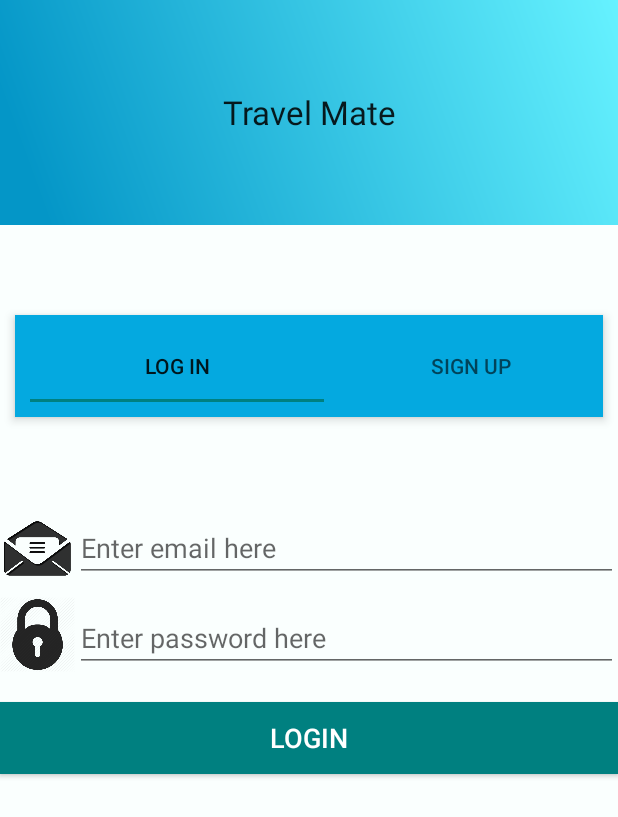
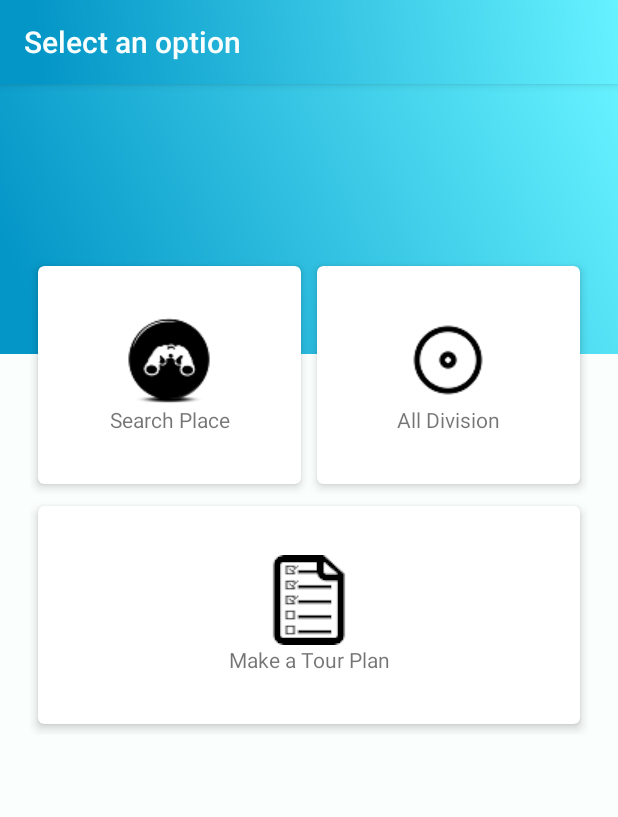
Before and after one commit to rmahbub63/TravelMate, an Android app: the screen it shows after launch (MainActivity before the commit, MainOptionSelectActivity after it), after a tap on "LOGIN", on a phone screen of 412 x 824 dp. Shown: the top 817 px of the screen. Run offline under Robolectric (Android 15) with nearby library versions, the phone set to English and light mode, and no system bars.

Commit message:
Activity and layout organized (first)

```diff
--- a/app/src/main/java/com/example/mahbub/travelmateui/RegistrationActivity.java
+++ b/app/src/main/java/com/example/mahbub/travelmateui/LoginRegistrationActivity.java
@@ -4,14 +4,17 @@ import android.support.design.widget.TabLayout;
 import android.support.v4.view.ViewPager;
 import android.support.v7.app.AppCompatActivity;
 import android.os.Bundle;
+import android.widget.Button;
 
 import com.example.mahbub.travelmateui.adapter.ViewPagerAdapter;
-import com.example.mahbub.travelmateui.fragment.LogIn;
-import com.example.mahbub.travelmateui.fragment.SignUp;
+import com.example.mahbub.travelmateui.fragment.LogInFragment;
+import com.example.mahbub.travelmateui.fragment.SignUpFragment;
 
-public class RegistrationActivity extends AppCompatActivity {
+public class LoginRegistrationActivity extends AppCompatActivity {
     TabLayout tabLayout;
     ViewPager viewPager;
+
+    Button buttonLogin;
 
     @Override
     protected void onCreate(Bundle savedInstanceState) {
@@ -27,8 +30,14 @@ public class RegistrationActivity extends AppCompatActivity {
 
     private void setDataToViewPager() {
         ViewPagerAdapter adapter = new ViewPagerAdapter(getSupportFragmentManager());
-        adapter.addFragment(new LogIn(),"Log In");
-        adapter.addFragment(new SignUp(),"Sign Up");
+        adapter.addFragment(new LogInFragment(),"Log In");
+        adapter.addFragment(new SignUpFragment(),"Sign Up");
         viewPager.setAdapter(adapter);
     }
+
+    @Override
+    protected void onPause() {
+        super.onPause();
+        finish();
+    }
 }
--- a/app/src/main/java/com/example/mahbub/travelmateui/MainActivity.java
+++ b/app/src/main/java/com/example/mahbub/travelmateui/MainActivity.java
@@ -9,15 +9,12 @@ import android.os.Bundle;
 import android.support.v7.widget.Toolbar;
 import android.view.View;
 
-import com.example.mahbub.travelmateui.adapter.ViewPagerAdapter;
-import com.example.mahbub.travelmateui.fragment.LogIn;
-import com.example.mahbub.travelmateui.fragment.SignUp;
+import com.example.mahbub.travelmateui.model.LoginModel;
 
 public class MainActivity extends AppCompatActivity {
 
-    Toolbar toolbar;
-    ViewPager viewPager;
-    TabLayout tabLayout;
+
+
     @Override
     protected void onCreate(Bundle savedInstanceState) {
         super.onCreate(savedInstanceState);
@@ -29,39 +26,23 @@ public class MainActivity extends AppCompatActivity {
 
             @Override
             public void onFinish(){
-                //set the new Content of your activity
-               MainActivity.this.setContentView(R.layout.activity_registration);
-                //toolbar = findViewById(R.id.toolbarSelectOption);
-                //setSupportActionBar(toolbar);
-                //getSupportActionBar().setTitle("Select an option");
-                tabLayout = findViewById(R.id.tablayout);
-                viewPager = findViewById(R.id.viewPager);
-
-                setDataToViewPager();
-                tabLayout.setupWithViewPager(viewPager);
+                if (LoginModel.isLogin) {
+                    // If user is logged in then directly call the MainOptionSelectActivity
+                    Intent intent = new Intent(MainActivity.this, MainOptionSelectActivity.class);
+                    startActivity(intent);
+                } else {
+                    // For Showing the login/registration UI first
+                    // We have to call the login/registration activity first by intent
+                    Intent intent = new Intent(MainActivity.this, LoginRegistrationActivity.class);
+                    startActivity(intent);
+                }
             }
-
-            private void setDataToViewPager() {
-                ViewPagerAdapter adapter = new ViewPagerAdapter(getSupportFragmentManager());
-                adapter.addFragment(new LogIn(),"Log In");
-                adapter.addFragment(new SignUp(),"Sign Up");
-                viewPager.setAdapter(adapter);
-            }
-
         }.start();
     }
-    public void main(){
-        //hello
 
-    }
-
-    public void searchClickAction(View view) {
-        Intent intent = new Intent(this, SearchPlaceManualActivity.class);
-        startActivity(intent);
-    }
-
-    public void allDivisionClickAction(View view) {
-        Intent intent = new Intent(this, AllDistrictActivity.class);
-        startActivity(intent);
+    @Override
+    protected void onPause() {
+        super.onPause();
+        finish();
     }
 }
--- /dev/null
+++ b/app/src/main/java/com/example/mahbub/travelmateui/MainOptionSelectActivity.java
@@ -0,0 +1,37 @@
+package com.example.mahbub.travelmateui;
+
+import android.content.Intent;
+import android.support.v7.app.AppCompatActivity;
+import android.os.Bundle;
+import android.support.v7.widget.Toolbar;
+import android.view.KeyEvent;
+import android.view.View;
+
+public class MainOptionSelectActivity extends AppCompatActivity {
+
+    Toolbar toolbar;
+
+    @Override
+    protected void onCreate(Bundle savedInstanceState) {
+        super.onCreate(savedInstanceState);
+        setContentView(R.layout.activity_main_option_select);
+
+        toolbar = findViewById(R.id.toolbarSelectOption);
+
+        setSupportActionBar(toolbar);
+        getSupportActionBar().setTitle("Select an option");
+    }
+
+
+
+    public void searchClickAction(View view) {
+        Intent intent = new Intent(this, SearchPlaceManualActivity.class);
+        startActivity(intent);
+    }
+
+    public void allDivisionClickAction(View view) {
+        Intent intent = new Intent(this, AllDistrictActivity.class);
+        startActivity(intent);
+    }
+
+}
--- a/app/src/main/java/com/example/mahbub/travelmateui/adapter/ViewPagerAdapter.java
+++ b/app/src/main/java/com/example/mahbub/travelmateui/adapter/ViewPagerAdapter.java
@@ -34,6 +34,5 @@ public class ViewPagerAdapter extends FragmentPagerAdapter {
     public void addFragment(Fragment fragment,String title){
         fragmentArrayList.add(fragment);
         tabTitleList.add(title);
-
     }
 }
--- a/app/src/main/java/com/example/mahbub/travelmateui/fragment/LogIn.java
+++ /dev/null
@@ -1,20 +0,0 @@
-package com.example.mahbub.travelmateui.fragment;
-
-import android.os.Bundle;
-import android.support.v4.app.Fragment;
-import android.view.LayoutInflater;
-import android.view.View;
-import android.view.ViewGroup;
-
-import com.example.mahbub.travelmateui.R;
-
-/**
- * Created by SHAJJAD on 27-Nov-17.
- */
-
-public class LogIn extends  Fragment {
-    @Override
-    public View onCreateView(LayoutInflater inflater, ViewGroup viewGroup, Bundle bundle){
-        return inflater.inflate(R.layout.activity_login,null);
-    }
-}
--- /dev/null
+++ b/app/src/main/java/com/example/mahbub/travelmateui/fragment/LogInFragment.java
@@ -0,0 +1,40 @@
+package com.example.mahbub.travelmateui.fragment;
+
+import android.content.Intent;
+import android.os.Bundle;
+import android.support.v4.app.Fragment;
+import android.view.LayoutInflater;
+import android.view.View;
+import android.view.ViewGroup;
+import android.widget.Button;
+
+import com.example.mahbub.travelmateui.MainOptionSelectActivity;
+import com.example.mahbub.travelmateui.R;
+import com.example.mahbub.travelmateui.model.LoginModel;
+
+/**
+ * Created by SHAJJAD on 27-Nov-17.
+ */
+
+public class LogInFragment extends  Fragment {
+
+    private Button buttonLogin;
+    @Override
+    public View onCreateView(LayoutInflater inflater, ViewGroup viewGroup, Bundle bundle){
+        //
+        View mainView = inflater.inflate(R.layout.activity_login,null);
+
+        buttonLogin = mainView.findViewById(R.id.button_login);
+
+        buttonLogin.setOnClickListener(new View.OnClickListener() {
+            @Override
+            public void onClick(View view) {
+                LoginModel.isLogin = true;
+                Intent intent = new Intent(getContext(), MainOptionSelectActivity.class);
+                startActivity(intent);
+            }
+        });
+
+        return mainView;
+    }
+}
--- a/app/src/main/java/com/example/mahbub/travelmateui/fragment/SignUp.java
+++ b/app/src/main/java/com/example/mahbub/travelmateui/fragment/SignUpFragment.java
@@ -12,7 +12,7 @@ import com.example.mahbub.travelmateui.R;
  * Created by SHAJJAD on 27-Nov-17.
  */
 
-public class SignUp extends Fragment {
+public class SignUpFragment extends Fragment {
     @Override
     public View onCreateView(LayoutInflater inflater, ViewGroup viewGroup, Bundle bundle){
         return inflater.inflate(R.layout.activity_signup,null);
--- /dev/null
+++ b/app/src/main/java/com/example/mahbub/travelmateui/model/LoginModel.java
@@ -0,0 +1,10 @@
+package com.example.mahbub.travelmateui.model;
+
+/**
+ * Created by MAHBUB on 27-Nov-17.
+ */
+
+public class LoginModel {
+
+    public static boolean isLogin = false;
+}
--- a/app/src/main/res/layout/activity_login.xml
+++ b/app/src/main/res/layout/activity_login.xml
@@ -41,7 +41,7 @@
 
 
     <Button
-        android:id="@+id/button"
+        android:id="@+id/button_login"
         android:layout_width="match_parent"
         android:layout_height="wrap_content"
         android:text="Login"
@@ -50,7 +50,6 @@
         android:textColor="#ffffff"
         style="@android:style/TextAppearance.Medium"
         android:background="#008080"
-        android:layout_below="@+id/editTextPassword"
-        android:onClick="loginClickAction"/>
+        android:layout_below="@+id/editTextPassword"/>
 
 </RelativeLayout>
--- /dev/null
+++ b/app/src/main/res/layout/activity_main_option_select.xml
@@ -0,0 +1,120 @@
+<?xml version="1.0" encoding="utf-8"?>
+<RelativeLayout xmlns:android="http://schemas.android.com/apk/res/android"
+    xmlns:tools="http://schemas.android.com/tools"
+    android:layout_width="match_parent"
+    android:layout_height="match_parent"
+    xmlns:card_view="http://schemas.android.com/apk/res-auto"
+    tools:context="com.example.mahbub.travelmateui.MainActivity">
+
+    <android.support.v7.widget.Toolbar
+        android:id="@+id/toolbarSelectOption"
+        android:layout_width="match_parent"
+        android:layout_height="?attr/actionBarSize"
+        android:elevation="4dp"
+        card_view:titleTextColor="@color/custom_theme_color"
+        android:background="@drawable/linear_bg"
+        >
+    </android.support.v7.widget.Toolbar>
+
+    <LinearLayout
+        android:layout_width="match_parent"
+        android:layout_height="180dp"
+        android:background="@drawable/linear_bg"
+        android:orientation="vertical"
+        android:gravity="center"
+        android:layout_below="@id/toolbarSelectOption">
+
+        <TextView
+            android:layout_width="wrap_content"
+            android:layout_height="wrap_content"
+            />
+
+    </LinearLayout>
+    <RelativeLayout
+        android:layout_width="match_parent"
+        android:layout_height="wrap_content"
+        android:layout_marginTop="170dp">
+
+        <LinearLayout
+            android:id="@+id/linear_layout_two_item"
+            android:layout_width="match_parent"
+            android:layout_height="wrap_content"
+            android:layout_marginRight="20dp"
+            android:layout_marginLeft="20dp"
+            >
+
+            <android.support.v7.widget.CardView
+                android:id="@+id/card_view_search_place"
+                android:layout_width="160dp"
+                android:layout_height="160dp"
+                android:layout_alignParentLeft="true"
+                android:layout_weight="1"
+                card_view:cardCornerRadius="4dp"
+                card_view:cardBackgroundColor="@android:color/white"
+                card_view:cardElevation="4dp"
+                card_view:cardUseCompatPadding="true"
+                android:onClick="searchClickAction"
+                tools:ignore="OnClick">
+
+                <TextView
+                    android:layout_width="match_parent"
+                    android:layout_height="wrap_content"
+                    android:text="Search Place"
+                    android:layout_gravity="center"
+                    android:textAlignment="center"
+                    android:drawableTop="@drawable/search_place_"/>
+            </android.support.v7.widget.CardView>
+
+            <android.support.v7.widget.CardView
+                android:id="@+id/card_view_all_divisions"
+                android:layout_width="160dp"
+                android:layout_height="160dp"
+                card_view:cardCornerRadius="4dp"
+                android:layout_weight="1"
+                android:layout_alignParentRight="true"
+                android:layout_toLeftOf="@id/card_view_search_place"
+                android:layout_alignBottom="@id/card_view_search_place"
+                card_view:cardBackgroundColor="@android:color/white"
+                card_view:cardElevation="4dp"
+                card_view:cardUseCompatPadding="true"
+                android:onClick="allDivisionClickAction">
+
+                <TextView
+                    android:layout_width="match_parent"
+                    android:layout_height="wrap_content"
+                    android:text="All Division"
+                    android:layout_gravity="center"
+                    android:textAlignment="center"
+                    android:drawableTop="@drawable/all_division"/>
+            </android.support.v7.widget.CardView>
+
+        </LinearLayout>
+
+        <LinearLayout
+            android:layout_width="match_parent"
+            android:layout_height="wrap_content"
+
+            android:layout_marginRight="20dp"
+            android:layout_marginLeft="20dp"
+            android:layout_below="@id/linear_layout_two_item">
+
+            <android.support.v7.widget.CardView
+                android:layout_width="match_parent"
+                android:layout_height="160dp"
+                card_view:cardCornerRadius="4dp"
+                card_view:cardBackgroundColor="@android:color/white"
+                card_view:cardElevation="4dp"
+                card_view:cardUseCompatPadding="true">
+
+                <TextView
+                    android:layout_width="match_parent"
+                    android:layout_height="wrap_content"
+                    android:text="Make a Tour Plan"
+                    android:layout_gravity="center"
+                    android:textAlignment="center"
+                    android:drawableTop="@drawable/tour_plan"/>
+            </android.support.v7.widget.CardView>
+        </LinearLayout>
+    </RelativeLayout>
+
+</RelativeLayout>
--- a/app/src/main/res/layout/activity_registration.xml
+++ b/app/src/main/res/layout/activity_registration.xml
@@ -6,7 +6,7 @@
 
     xmlns:app="http://schemas.android.com/apk/res-auto"
 
-    tools:context="com.example.mahbub.travelmateui.RegistrationActivity">
+    tools:context="com.example.mahbub.travelmateui.LoginRegistrationActivity">
 
 
     <LinearLayout
```
Also changed, not shown: app/src/main/AndroidManifest.xml (+15 -12 lines), app/src/main/java/com/example/mahbub/travelmateui/LoginActivity.java (deleted, +0 -30 lines), app/src/main/res/layout/activity_main.xml (+0 -111 lines).
